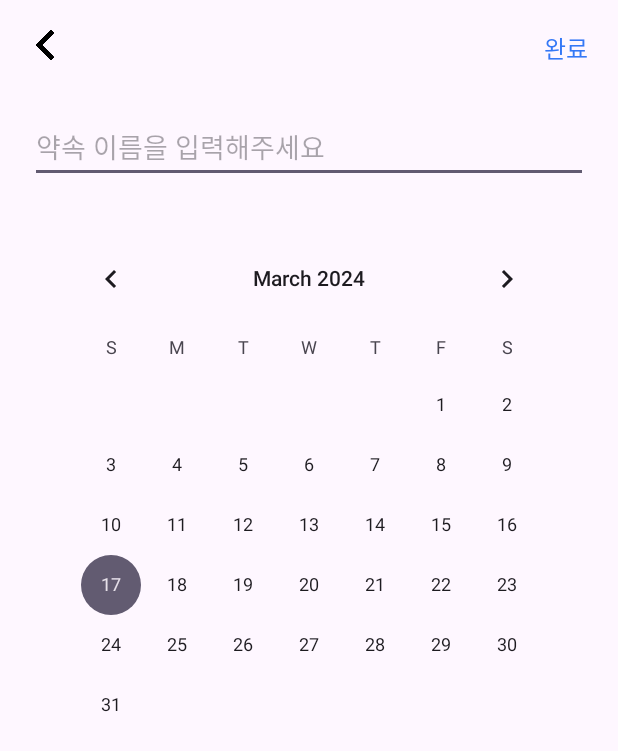
After one commit to MyLittleRengar/WhereDU, an Android app: the PromiseAdd1Activity screen opened directly, with no data from a screen before it, on a phone screen of 412 x 824 dp. The commit adds this screen. Shown: the top 751 px of the screen. Run offline under Robolectric (Android 15) with nearby library versions, the phone set to English and light mode, and no system bars.

Commit message:
약속 화면 캘린더 디자인, 약속 추가 화면 추가, 디자인 추가

```diff
--- /dev/null
+++ b/app/src/main/java/com/project/wheredu/PromiseAdd1Activity.kt
@@ -0,0 +1,11 @@
+package com.project.wheredu
+
+import android.os.Bundle
+import androidx.appcompat.app.AppCompatActivity
+
+class PromiseAdd1Activity : AppCompatActivity() {
+    override fun onCreate(savedInstanceState: Bundle?) {
+        super.onCreate(savedInstanceState)
+        setContentView(R.layout.activity_promise_add1)
+    }
+}
--- /dev/null
+++ b/app/src/main/res/layout/activity_promise_add1.xml
@@ -0,0 +1,59 @@
+<?xml version="1.0" encoding="utf-8"?>
+<LinearLayout xmlns:android="http://schemas.android.com/apk/res/android"
+    xmlns:app="http://schemas.android.com/apk/res-auto"
+    android:orientation="vertical"
+    xmlns:tools="http://schemas.android.com/tools"
+    android:layout_width="match_parent"
+    android:layout_height="match_parent"
+    android:padding="20dp"
+    tools:context=".PromiseAdd1Activity"
+    tools:ignore="VisualLintBounds">
+
+    <LinearLayout
+        android:layout_width="match_parent"
+        android:layout_height="wrap_content"
+        android:orientation="horizontal">
+
+        <ImageView
+            android:id="@+id/imageView9"
+            android:layout_width="20dp"
+            android:layout_height="20dp"
+            app:srcCompat="@drawable/left_arrow"
+            tools:ignore="ContentDescription" />
+
+        <View
+            android:layout_width="0dp"
+            android:layout_height="0dp"
+            android:layout_weight="1"/>
+
+        <TextView
+            android:id="@+id/textView22"
+            android:layout_width="wrap_content"
+            android:layout_height="wrap_content"
+            android:layout_gravity="end"
+            android:fontFamily="@font/nanum_square_round_eb"
+            android:textColor="@color/blue"
+            android:textSize="16sp"
+            android:text="완료" />
+    </LinearLayout>
+
+    <EditText
+        android:id="@+id/editTextText3"
+        android:layout_width="match_parent"
+        android:layout_height="wrap_content"
+        android:layout_marginTop="30dp"
+        android:ems="10"
+        android:fontFamily="@font/nanum_square_round_eb"
+        android:hint="약속 이름을 입력해주세요"
+        android:inputType="text"
+        android:minHeight="48dp"
+        android:textSize="18sp"
+        tools:ignore="Autofill,TextContrastCheck,VisualLintTextFieldSize" />
+
+    <CalendarView
+        android:id="@+id/promiseAddCV"
+        android:layout_width="wrap_content"
+        android:layout_height="wrap_content"
+        android:layout_marginTop="30dp"
+        android:layout_gravity="center"/>
+</LinearLayout>
```
Also changed, not shown: app/src/main/AndroidManifest.xml (+13 -0 lines), app/src/main/java/com/project/wheredu/PromiseAdd2Activity.kt (added, +11 -0 lines), app/src/main/java/com/project/wheredu/PromiseAdd3Activity.kt (added, +11 -0 lines), app/src/main/java/com/project/wheredu/PromiseAdd4Activity.kt (added, +11 -0 lines), app/src/main/res/layout/activity_promise.xml (+64 -1 lines), app/src/main/res/layout/activity_promise_add2.xml (added, +74 -0 lines), app/src/main/res/layout/activity_promise_add3.xml (added, +10 -0 lines), app/src/main/res/layout/activity_promise_add4.xml (added, +10 -0 lines), app/src/main/res/layout/friend_add_list.xml (added, +48 -0 lines), app/src/main/res/layout/promise_list_item.xml (added, +97 -0 lines), app/src/main/res/drawable/cal_back.png (added), app/src/main/res/drawable/cal_next.png (added), app/src/main/res/drawable/gps_navigation.png (added), app/src/main/res/drawable/right_green_arrow.png (added).
